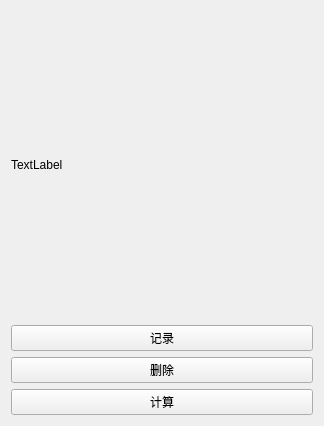
First picture: the form in SpraySystem/Forms/Calibration/calihandeyewidget.ui, repository yangzai0823/SpraySystem, before the edit.
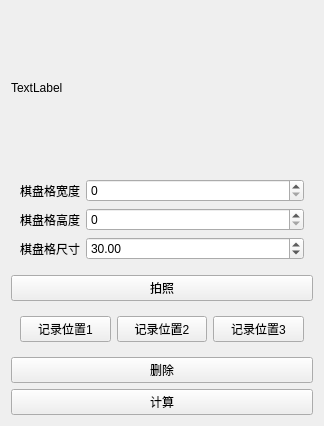
Second picture: the form after the edit.

What changed in the file:
```diff
--- a/SpraySystem/Forms/Calibration/calihandeyewidget.ui
+++ b/SpraySystem/Forms/Calibration/calihandeyewidget.ui
@@ -22,12 +22,91 @@
     </widget>
    </item>
    <item>
-    <widget class="QPushButton" name="btn_record">
+    <widget class="QWidget" name="formWidget" native="true">
+     <property name="sizePolicy">
+      <sizepolicy hsizetype="Preferred" vsizetype="Fixed">
+       <horstretch>0</horstretch>
+       <verstretch>0</verstretch>
+      </sizepolicy>
+     </property>
+     <layout class="QFormLayout" name="formLayout">
+      <item row="0" column="0">
+       <widget class="QLabel" name="Label">
+        <property name="text">
+         <string>棋盘格宽度</string>
+        </property>
+       </widget>
+      </item>
+      <item row="1" column="0">
+       <widget class="QLabel" name="Label_2">
+        <property name="text">
+         <string>棋盘格高度</string>
+        </property>
+       </widget>
+      </item>
+      <item row="2" column="0">
+       <widget class="QLabel" name="Label_3">
+        <property name="text">
+         <string>棋盘格尺寸</string>
+        </property>
+       </widget>
+      </item>
+      <item row="2" column="1">
+       <widget class="QDoubleSpinBox" name="doubleSpinBox_gridSize">
+        <property name="value">
+         <double>30.000000000000000</double>
+        </property>
+       </widget>
+      </item>
+      <item row="0" column="1">
+       <widget class="QSpinBox" name="spinBox_gridWidth"/>
+      </item>
+      <item row="1" column="1">
+       <widget class="QSpinBox" name="spinBox_gridHeight"/>
+      </item>
+     </layout>
+    </widget>
+   </item>
+   <item>
+    <widget class="QPushButton" name="btn_capture">
      <property name="text">
-      <string>记录</string>
+      <string>拍照</string>
      </property>
     </widget>
    </item>
+   <item>
+    <widget class="QWidget" name="horizontalWidget" native="true">
+     <property name="sizePolicy">
+      <sizepolicy hsizetype="Preferred" vsizetype="Fixed">
+       <horstretch>0</horstretch>
+       <verstretch>0</verstretch>
+      </sizepolicy>
+     </property>
+     <layout class="QHBoxLayout" name="horizontalLayout">
+      <item>
+       <widget class="QPushButton" name="btn_record1">
+        <property name="text">
+         <string>记录位置1</string>
+        </property>
+       </widget>
+      </item>
+      <item>
+       <widget class="QPushButton" name="btn_record2">
+        <property name="text">
+         <string>记录位置2</string>
+        </property>
+       </widget>
+      </item>
+      <item>
+       <widget class="QPushButton" name="btn_record3">
+        <property name="text">
+         <string>记录位置3</string>
+        </property>
+       </widget>
+      </item>
+     </layout>
+    </widget>
+   </item>
    <item>
     <widget class="QPushButton" name="btn_delete">
      <property name="text">
```
